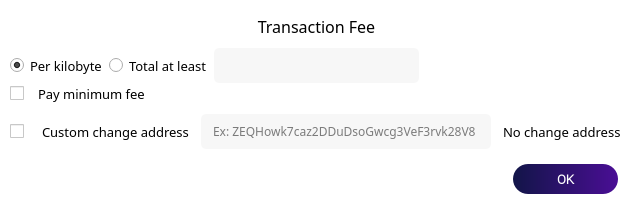
The window that src/qt/forms/transactionfees.ui (noirofficial/noir) describes before a commit, drawn with Qt 5.
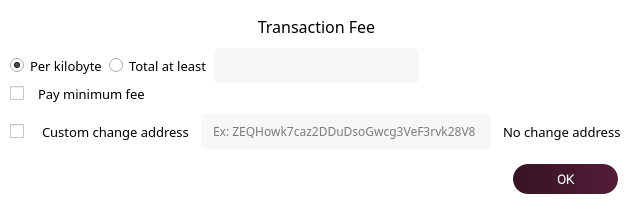
The same window after the commit. Custom widgets are drawn as their Qt base class.

The edit to the form file:
```diff
--- a/src/qt/forms/transactionfees.ui
+++ b/src/qt/forms/transactionfees.ui
@@ -396,7 +396,7 @@
            </font>
           </property>
           <property name="styleSheet">
-           <string notr="true">background: QLinearGradient(x1: 0, y1: 0, x2: 1, y2: 0, stop: 0 #121548, stop: 1 #4a0e95);
+           <string notr="true">background: QLinearGradient(x1: 0, y1: 0, x2: 1, y2: 0, stop: 0 #361423, stop: 1 #531c38);
 color: white;
 border-radius:15px;
 height:30px;
```
